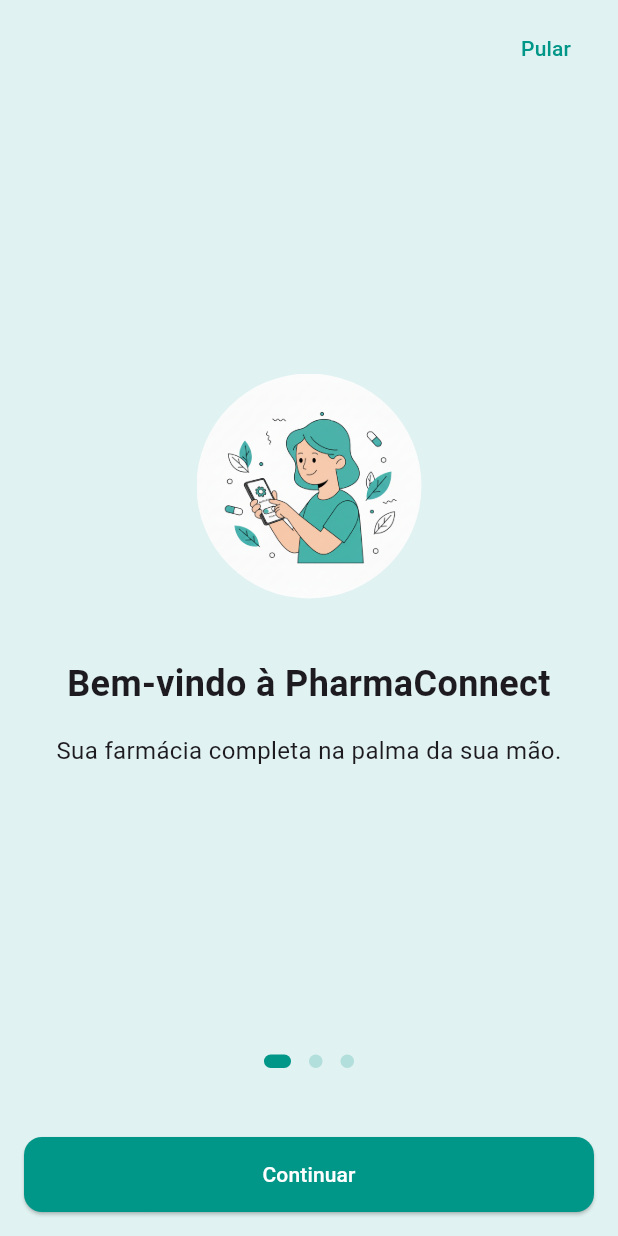
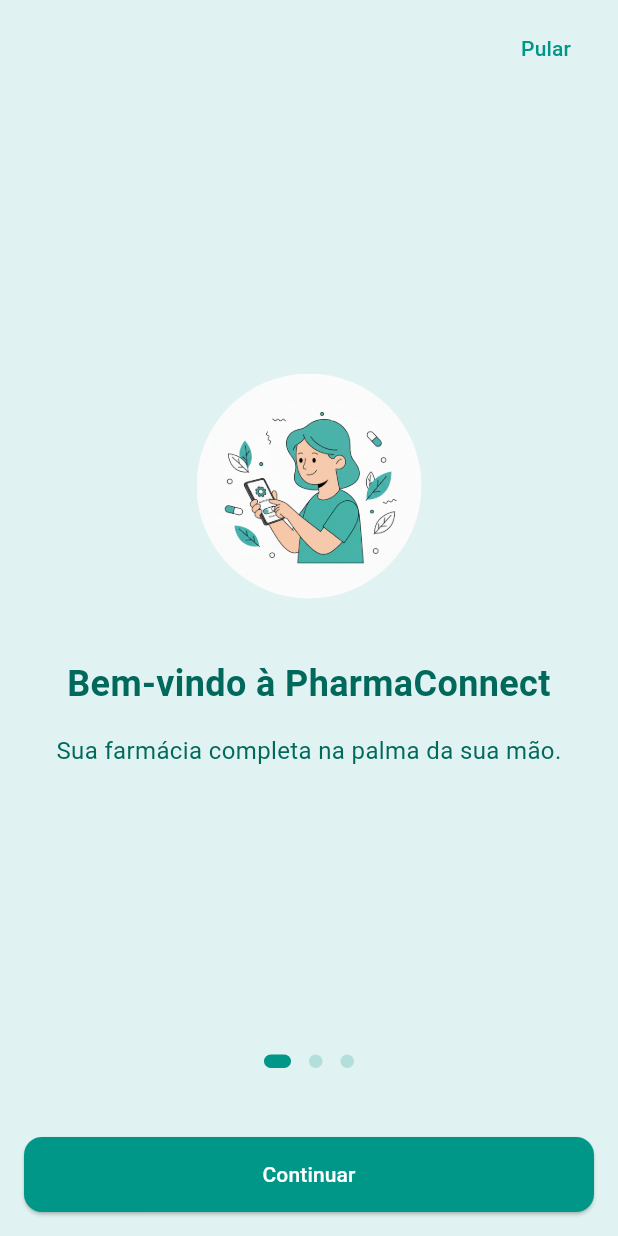
Before and after one commit to guilhermedasilva2/farmacia-apk, a Flutter app: the screen it shows after launch, on a phone screen of 412 x 824 dp. Run offline on Flutter 3.47's test engine with Material 3 defaults, Android fonts, the phone set to English and light mode, and no system bars; drawn by our look-alikes of dots_indicator; our stand-ins replace bloc, equatable, flutter_bloc, flutter_dotenv, flutter_markdown, google_fonts and 4 more; accounts and stored records are empty.

Commit message:
feat: Implement Dark Mode, Theme Controller, and Visual Identity Restoration

```diff
--- /dev/null
+++ b/lib/core/theme/app_theme.dart
@@ -0,0 +1,142 @@
+import 'package:flutter/material.dart';
+
+class AppTheme {
+  const AppTheme._();
+
+  static const _lightColorScheme = ColorScheme(
+    brightness: Brightness.light,
+    primary: Color(0xFF00796B), // Colors.teal[700] (Original App "Primary")
+    onPrimary: Color(0xFFFFFFFF),
+    primaryContainer: Color(0xFFB2DFDB), // Lighter container for contrast
+    onPrimaryContainer: Color(0xFF004D40),
+    secondary: Color(0xFF00ACC1), // Colors.cyan[600] (Original App "Secondary" for gradient)
+    onSecondary: Color(0xFFFFFFFF),
+    secondaryContainer: Color(0xFFB2EBF2),
+    onSecondaryContainer: Color(0xFF006064),
+    tertiary: Color(0xFF00ACC1),
+    onTertiary: Color(0xFFFFFFFF),
+    tertiaryContainer: Color(0xFFB2EBF2),
+    onTertiaryContainer: Color(0xFF006064),
+    error: Color(0xFFBA1A1A),
+    errorContainer: Color(0xFFFFDAD6),
+    onError: Color(0xFFFFFFFF),
+    onErrorContainer: Color(0xFF410002),
+    surface: Color(0xFFF5F5F5), // Colors.grey[100]
+    onSurface: Color(0xFF00695C), // Colors.teal[800] - text color
+    onSurfaceVariant: Color(0xFF616161), // Colors.grey[700]
+    outline: Color(0xFF757575),
+    onInverseSurface: Color(0xFFF4F1FA),
+    inverseSurface: Color(0xFF00695C),
+    inversePrimary: Color(0xFF80CBC4),
+    shadow: Color(0xFF000000),
+    surfaceTint: Color(0xFF00796B),
+    outlineVariant: Color(0xFFCAC4D0),
+    scrim: Color(0xFF000000),
+  );
+
+  static const _darkColorScheme = ColorScheme(
+    brightness: Brightness.dark,
+    primary: Color(0xFF80CBC4), // Colors.teal[200]
+    onPrimary: Color(0xFF00332C),
+    primaryContainer: Color(0xFF004D40), // Colors.teal[900]
+    onPrimaryContainer: Color(0xFFB2DFDB),
+    secondary: Color(0xFF4DD0E1), // Colors.cyan[300]
+    onSecondary: Color(0xFF00363D),
+    secondaryContainer: Color(0xFF006064),
+    onSecondaryContainer: Color(0xFFB2EBF2),
+    tertiary: Color(0xFF4DD0E1),
+    onTertiary: Color(0xFF00363D),
+    tertiaryContainer: Color(0xFF004D40),
+    onTertiaryContainer: Color(0xFFB2DFDB),
+    error: Color(0xFFFFB4AB),
+    errorContainer: Color(0xFF93000A),
+    onError: Color(0xFF690005),
+    onErrorContainer: Color(0xFFFFDAD6),
+    surface: Color(0xFF121212),
+    onSurface: Color(0xFFE0F2F1), // Very light teal/white
+    onSurfaceVariant: Color(0xFFBDBDBD),
+    outline: Color(0xFF938F99),
+    onInverseSurface: Color(0xFF00332C),
+    inverseSurface: Color(0xFFE0F2F1),
+    inversePrimary: Color(0xFF00695C),
+    shadow: Color(0xFF000000),
+    surfaceTint: Color(0xFF80CBC4),
+    outlineVariant: Color(0xFF49454F),
+    scrim: Color(0xFF000000),
+  );
+
+  static InputDecorationTheme _lightInputDecorationTheme() {
+    return InputDecorationTheme(
+      focusedBorder: OutlineInputBorder(
+        borderRadius: BorderRadius.circular(100),
+        borderSide: const BorderSide(color: Color(0xFF004D40), width: 2), // dark teal
+      ),
+      border: OutlineInputBorder(
+        borderRadius: BorderRadius.circular(5),
+        borderSide: const BorderSide(color: Color(0xFF004D40)), // dark teal
+      ),
+      focusedErrorBorder: OutlineInputBorder(
+        borderRadius: BorderRadius.circular(5),
+        borderSide: const BorderSide(
+          color: Color(0xFFD32F2F), // error red
+          width: 2,
+        ),
+      ),
+      enabledBorder: OutlineInputBorder(
+        borderRadius: BorderRadius.circular(5),
+        borderSide: BorderSide(
+          color: const Color(0xFF009688).withValues(alpha: 0.5), // teal
+          width: 1,
+        ),
+      ),
+      errorBorder: OutlineInputBorder(
+        borderRadius: BorderRadius.circular(5),
+        borderSide: const BorderSide(
+          color: Color(0xFFD32F2F), // error red
+          width: 2,
+        ),
+      ),
+    );
+  }
+
+  static ThemeData get lightTheme {
+    return ThemeData(
+      useMaterial3: true,
+      colorScheme: _lightColorScheme,
+      inputDecorationTheme: _lightInputDecorationTheme(),
+      scaffoldBackgroundColor: _lightColorScheme.surface,
+      appBarTheme: AppBarTheme(
+        backgroundColor: _lightColorScheme.primaryContainer,
+        foregroundColor: _lightColorScheme.onPrimaryContainer,
+        centerTitle: true,
+      ),
+      floatingActionButtonTheme: FloatingActionButtonThemeData(
+        backgroundColor: _lightColorScheme.primaryContainer,
+        foregroundColor: _lightColorScheme.onPrimaryContainer,
+      ),
+    );
+  }
+
+  static ThemeData get darkTheme {
+    return ThemeData(
+      useMaterial3: true,
+      colorScheme: _darkColorScheme,
+      scaffoldBackgroundColor: _darkColorScheme.surface,
+      appBarTheme: AppBarTheme(
+        backgroundColor: _darkColorScheme.primaryContainer,
+        foregroundColor: _darkColorScheme.onPrimaryContainer,
+        centerTitle: true,
+      ),
+      floatingActionButtonTheme: FloatingActionButtonThemeData(
+        backgroundColor: _darkColorScheme.primaryContainer,
+        foregroundColor: _darkColorScheme.onPrimaryContainer,
+      ),
+      // Adicionando um input decoration básico para o dark mode também, para consistência
+      inputDecorationTheme: InputDecorationTheme(
+        border: OutlineInputBorder(borderRadius: BorderRadius.circular(8)),
+        filled: true,
+        fillColor: _darkColorScheme.surface,
+      ),
+    );
+  }
+}
--- a/lib/main.dart
+++ b/lib/main.dart
@@ -1,4 +1,8 @@
 import 'package:flutter/material.dart';
+import 'package:flutter_dotenv/flutter_dotenv.dart';
+import 'package:supabase_flutter/supabase_flutter.dart';
+import 'package:meu_app_inicial/core/theme/app_theme.dart';
+import 'package:meu_app_inicial/core/theme/theme_controller.dart';
 import 'package:meu_app_inicial/features/app/home/home_page.dart';
 import 'package:meu_app_inicial/features/onboarding/presentation/screens/onboarding_screen.dart';
 import 'package:meu_app_inicial/features/onboarding/presentation/screens/splash_screen.dart';
@@ -13,8 +17,9 @@
 import 'package:meu_app_inicial/features/orders/presentation/screens/cart_screen.dart';
 import 'package:meu_app_inicial/features/products/presentation/screens/product_details_screen.dart';
 import 'package:meu_app_inicial/utils/app_routes.dart';
-import 'package:flutter_dotenv/flutter_dotenv.dart';
-import 'package:supabase_flutter/supabase_flutter.dart';
+
+// Global access to theme controller (Simple Service Locator pattern)
+final themeController = ThemeController();
 
 Future<void> main() async {
   WidgetsFlutterBinding.ensureInitialized();
@@ -25,6 +30,7 @@
       supabaseUrl.isNotEmpty && supabaseAnonKey.isNotEmpty) {
     await Supabase.initialize(url: supabaseUrl, anonKey: supabaseAnonKey);
   }
+
   runApp(const MyApp());
 }
 
@@ -33,13 +39,15 @@
 
   @override
   Widget build(BuildContext context) {
+    return AnimatedBuilder(
+      animation: themeController,
+      builder: (context, _) {
         return MaterialApp(
           title: 'FarmaFox',
           debugShowCheckedModeBanner: false,
-      theme: ThemeData(
-        primarySwatch: Colors.teal,
-        useMaterial3: true,
-      ),
+          theme: AppTheme.lightTheme,
+          darkTheme: AppTheme.darkTheme,
+          themeMode: themeController.themeMode,
           initialRoute: AppRoutes.splash,
           routes: {
             AppRoutes.splash: (ctx) => const SplashScreen(),
@@ -57,5 +65,7 @@
             AppRoutes.productDetails: (ctx) => const ProductDetailsScreen(),
           },
         );
+      },
+    );
   }
 }
```
Also changed, not shown: lib/core/theme/theme_controller.dart (added, +38 -0 lines), lib/features/app/home/home_page.dart (+82 -73 lines), lib/features/app/widgets/user_drawer.dart (+62 -3 lines). Lines whose indentation alone changed are shown as unchanged.
